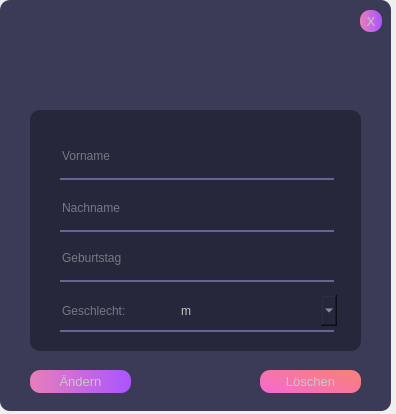
Above: frontend/designer/changePerson.ui from N0Dr4m4L4m4/amd before the change. Below: the same form after it.
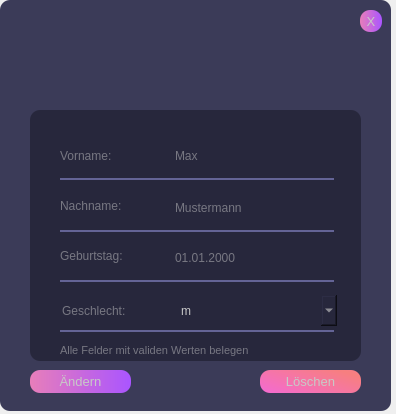
That is the form after the change.

The edit to the form file:
```diff
--- a/frontend/designer/changePerson.ui
+++ b/frontend/designer/changePerson.ui
@@ -105,7 +105,7 @@
       <x>30</x>
       <y>110</y>
       <width>331</width>
-      <height>241</height>
+      <height>251</height>
      </rect>
     </property>
     <property name="styleSheet">
@@ -142,9 +142,9 @@
      </property>
      <property name="geometry">
       <rect>
-       <x>30</x>
+       <x>143</x>
        <y>30</y>
-       <width>274</width>
+       <width>161</width>
        <height>31</height>
       </rect>
      </property>
@@ -153,7 +153,7 @@
 color:rgb(200, 200, 200);</string>
      </property>
      <property name="placeholderText">
-      <string>Vorname</string>
+      <string>Max</string>
      </property>
     </widget>
     <widget class="QLineEdit" name="surname">
@@ -162,9 +162,9 @@
      </property>
      <property name="geometry">
       <rect>
-       <x>30</x>
+       <x>143</x>
        <y>82</y>
-       <width>274</width>
+       <width>161</width>
        <height>31</height>
       </rect>
      </property>
@@ -173,7 +173,7 @@
 color:rgb(200, 200, 200);</string>
      </property>
      <property name="placeholderText">
-      <string>Nachname</string>
+      <string>Mustermann</string>
      </property>
     </widget>
     <widget class="QFrame" name="frame_4">
@@ -201,9 +201,9 @@
      </property>
      <property name="geometry">
       <rect>
-       <x>30</x>
+       <x>143</x>
        <y>132</y>
-       <width>274</width>
+       <width>161</width>
        <height>31</height>
       </rect>
      </property>
@@ -212,7 +212,7 @@
 color:rgb(200, 200, 200);</string>
      </property>
      <property name="placeholderText">
-      <string>Geburtstag</string>
+      <string>01.01.2000</string>
      </property>
     </widget>
     <widget class="QFrame" name="frame_5">
@@ -305,6 +305,83 @@
       <string>Geschlecht:</string>
      </property>
     </widget>
+    <widget class="QLabel" name="label_2">
+     <property name="geometry">
+      <rect>
+       <x>30</x>
+       <y>130</y>
+       <width>111</width>
+       <height>31</height>
+      </rect>
+     </property>
+     <property name="styleSheet">
+      <string notr="true">font: 15pt &quot;Segoe UI&quot;;
+color: rgb(119, 119, 130);</string>
+     </property>
+     <property name="text">
+      <string>Geburtstag:</string>
+     </property>
+    </widget>
+    <widget class="QLabel" name="label_3">
+     <property name="geometry">
+      <rect>
+       <x>30</x>
+       <y>80</y>
+       <width>111</width>
+       <height>31</height>
+      </rect>
+     </property>
+     <property name="styleSheet">
+      <string notr="true">font: 15pt &quot;Segoe UI&quot;;
+color: rgb(119, 119, 130);</string>
+     </property>
+     <property name="text">
+      <string>Nachname:</string>
+     </property>
+    </widget>
+    <widget class="QLabel" name="label_4">
+     <property name="geometry">
+      <rect>
+       <x>30</x>
+       <y>30</y>
+       <width>111</width>
+       <height>31</height>
+      </rect>
+     </property>
+     <property name="styleSheet">
+      <string notr="true">font: 15pt &quot;Segoe UI&quot;;
+color: rgb(119, 119, 130);</string>
+     </property>
+     <property name="text">
+      <string>Vorname:</string>
+     </property>
+    </widget>
+    <widget class="QLabel" name="label_5">
+     <property name="geometry">
+      <rect>
+       <x>30</x>
+       <y>230</y>
+       <width>241</width>
+       <height>21</height>
+      </rect>
+     </property>
+     <property name="font">
+      <font>
+       <family>Segoe UI</family>
+       <pointsize>8</pointsize>
+       <weight>50</weight>
+       <italic>false</italic>
+       <bold>false</bold>
+      </font>
+     </property>
+     <property name="styleSheet">
+      <string notr="true">font: 8pt &quot;Segoe UI&quot;;
+color: rgb(119, 119, 130);</string>
+     </property>
+     <property name="text">
+      <string>Alle Felder mit validen Werten belegen</string>
+     </property>
+    </widget>
    </widget>
    <widget class="QPushButton" name="changeButton">
     <property name="geometry">
```
